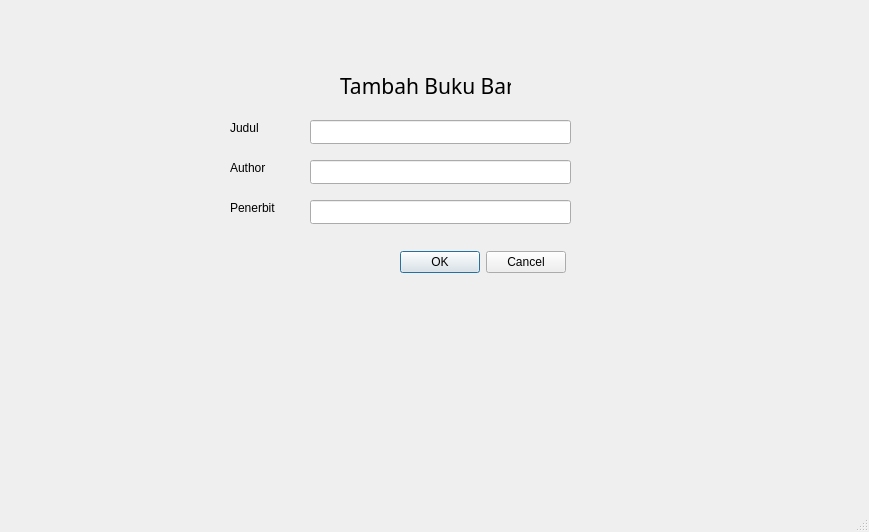
Qt form bukubaru.ui (kyraa16/LibraryManagement) before a commit.
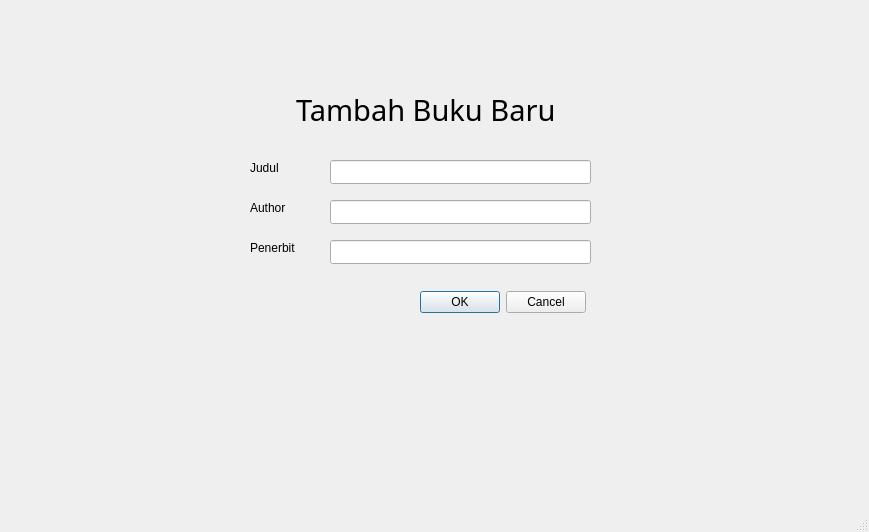
The same form after that commit.

The edit to the form file:
```diff
--- a/bukubaru.ui
+++ b/bukubaru.ui
@@ -17,8 +17,8 @@
    <widget class="QLabel" name="label_2">
     <property name="geometry">
      <rect>
-      <x>230</x>
-      <y>120</y>
+      <x>250</x>
+      <y>160</y>
       <width>68</width>
       <height>16</height>
      </rect>
@@ -30,8 +30,8 @@
    <widget class="QLineEdit" name="judulInput">
     <property name="geometry">
      <rect>
-      <x>310</x>
-      <y>120</y>
+      <x>330</x>
+      <y>160</y>
       <width>261</width>
       <height>24</height>
      </rect>
@@ -40,8 +40,8 @@
    <widget class="QLabel" name="label_4">
     <property name="geometry">
      <rect>
-      <x>230</x>
-      <y>160</y>
+      <x>250</x>
+      <y>200</y>
       <width>68</width>
       <height>16</height>
      </rect>
@@ -53,8 +53,8 @@
    <widget class="QLineEdit" name="authorInput">
     <property name="geometry">
      <rect>
-      <x>310</x>
-      <y>160</y>
+      <x>330</x>
+      <y>200</y>
       <width>261</width>
       <height>24</height>
      </rect>
@@ -63,8 +63,8 @@
    <widget class="QLabel" name="label_5">
     <property name="geometry">
      <rect>
-      <x>230</x>
-      <y>200</y>
+      <x>250</x>
+      <y>240</y>
       <width>68</width>
       <height>16</height>
      </rect>
@@ -76,8 +76,8 @@
    <widget class="QLineEdit" name="penerbitInput">
     <property name="geometry">
      <rect>
-      <x>310</x>
-      <y>200</y>
+      <x>330</x>
+      <y>240</y>
       <width>261</width>
       <height>24</height>
      </rect>
@@ -86,8 +86,8 @@
    <widget class="QDialogButtonBox" name="tambahBuku">
     <property name="geometry">
      <rect>
-      <x>400</x>
-      <y>250</y>
+      <x>420</x>
+      <y>290</y>
       <width>166</width>
       <height>24</height>
      </rect>
@@ -96,24 +96,56 @@
      <set>QDialogButtonBox::Cancel|QDialogButtonBox::Ok</set>
     </property>
    </widget>
-   <widget class="QLabel" name="label_3">
+   <widget class="QWidget" name="horizontalLayoutWidget">
     <property name="geometry">
      <rect>
-      <x>340</x>
-      <y>60</y>
-      <width>171</width>
-      <height>51</height>
+      <x>220</x>
+      <y>70</y>
+      <width>411</width>
+      <height>80</height>
      </rect>
     </property>
-    <property name="font">
-     <font>
-      <family>SF Pro Bold</family>
-      <pointsize>16</pointsize>
-     </font>
-    </property>
-    <property name="text">
-     <string>Tambah Buku Baru</string>
-    </property>
+    <layout class="QHBoxLayout" name="horizontalLayout">
+     <item>
+      <spacer name="horizontalSpacer">
+       <property name="orientation">
+        <enum>Qt::Horizontal</enum>
+       </property>
+       <property name="sizeHint" stdset="0">
+        <size>
+         <width>40</width>
+         <height>20</height>
+        </size>
+       </property>
+      </spacer>
+     </item>
+     <item>
+      <widget class="QLabel" name="label_3">
+       <property name="font">
+        <font>
+         <family>SF Pro Bold</family>
+         <pointsize>22</pointsize>
+        </font>
+       </property>
+       <property name="text">
+        <string>Tambah Buku Baru</string>
+       </property>
+      </widget>
+     </item>
+     <item>
+      <spacer name="horizontalSpacer_2">
+       <property name="orientation">
+        <enum>Qt::Horizontal</enum>
+       </property>
+       <property name="sizeHint" stdset="0">
+        <size>
+         <width>40</width>
+         <height>20</height>
+        </size>
+       </property>
+      </spacer>
+     </item>
+    </layout>
    </widget>
   </widget>
   <widget class="QMenuBar" name="menubar">
```
